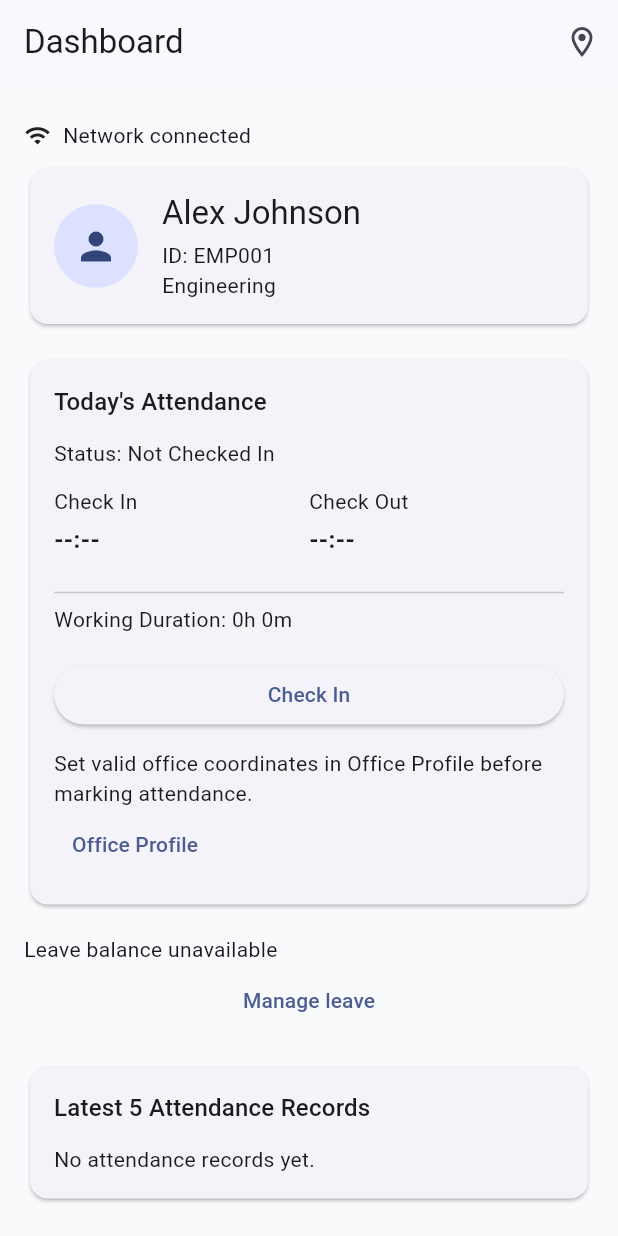
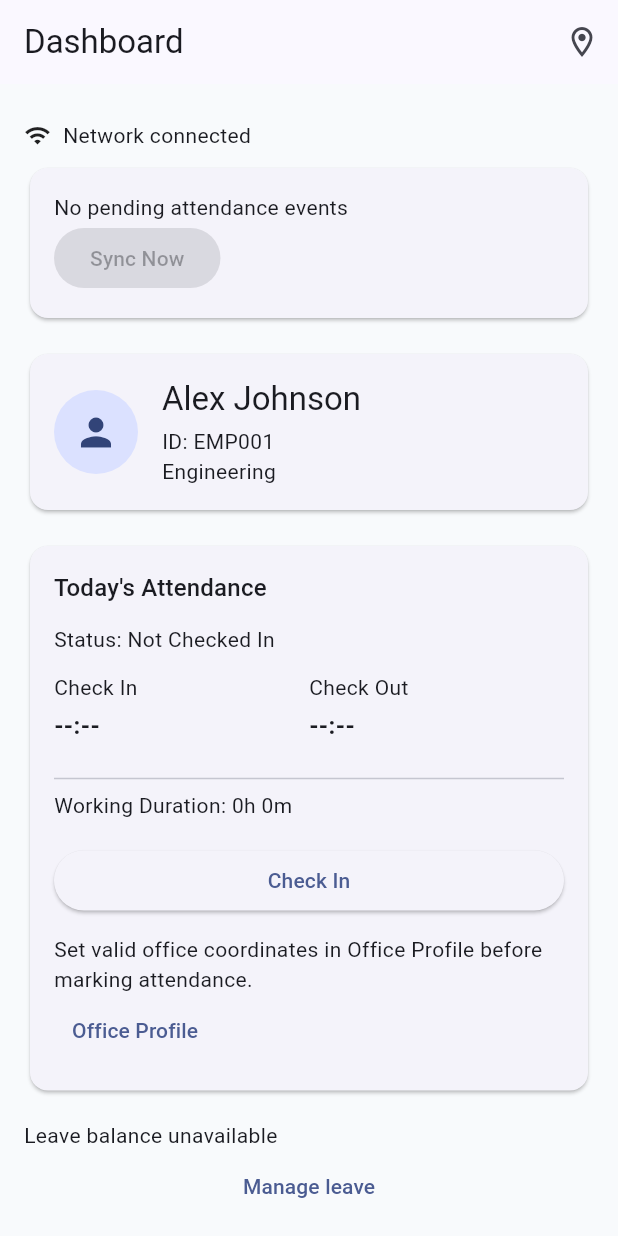
Before and after one commit to Safalks11/rebs-hrms-flutter-assignment, a Flutter app: the screen it shows after launch, after a tap on "Check In", on a phone screen of 412 x 824 dp. Run offline on Flutter 3.47's test engine with Material 3 defaults, Android fonts, the phone set to English and light mode, and no system bars; our stand-ins replace connectivity_plus, geolocator, get, sqflite; accounts and stored records are empty.

Commit message:
add pending attendance count and sync status to dashboard

```diff
--- a/lib/features/attendance/services/attendance_store.dart
+++ b/lib/features/attendance/services/attendance_store.dart
@@ -11,6 +11,14 @@ class AttendanceStoreException implements Exception {
 class AttendanceStore {
   final AppDatabase database;
   AttendanceStore(this.database);
+
+  Future<int> countPendingEvents(String employeeId) async {
+    final rows = await (await database.db).rawQuery(
+      'SELECT COUNT(*) AS total FROM attendance_events WHERE employee_id = ? AND sync_status = ?',
+      [employeeId, 'pending'],
+    );
+    return rows.single['total'] as int;
+  }
 
   Future<void> saveEvent(AttendanceEvent event) async {
     if (event.companyDate != CompanyTime.attendanceDateKey(event.timestamp) ||
--- a/lib/features/dashboard/bindings/dashboard_binding.dart
+++ b/lib/features/dashboard/bindings/dashboard_binding.dart
@@ -1,4 +1,7 @@
 import 'package:get/get.dart';
+
+import '../../../core/services/connectivity_service.dart';
+
 import 'package:rebs_hrms_assignment/features/attendance/services/attendance_location_service.dart';
 import 'package:rebs_hrms_assignment/features/attendance/services/attendance_store.dart';
 import 'package:rebs_hrms_assignment/features/dashboard/controllers/dashboard_controller.dart';
@@ -10,6 +13,7 @@ class DashboardBinding extends Bindings {
       () => DashboardController(
         Get.find<AttendanceLocationService>(),
         Get.find<AttendanceStore>(),
+        Get.find<ConnectivityService>(),
       ),
     );
   }
--- a/lib/features/dashboard/controllers/dashboard_controller.dart
+++ b/lib/features/dashboard/controllers/dashboard_controller.dart
@@ -11,14 +11,21 @@ import 'package:rebs_hrms_assignment/features/attendance/services/attendance_sto
 import 'package:rebs_hrms_assignment/features/dashboard/models/employee_model.dart';
 import 'package:uuid/uuid.dart';
 
+import '../../../core/services/connectivity_service.dart';
+
 class DashboardController extends GetxController with WidgetsBindingObserver {
   final AttendanceLocationService _locationService;
   final AttendanceStore _attendanceStore;
   final DateTime Function() _now;
+  final ConnectivityService connectivity;
+  final pendingCount = RxnInt();
+  final checkingSync = false.obs;
+  final syncMessage = RxnString();
 
   DashboardController(
     this._locationService,
-    this._attendanceStore, {
+    this._attendanceStore,
+    this.connectivity, {
     DateTime Function()? now,
   }) : _now = now ?? DateTime.now;
 
@@ -80,7 +87,10 @@ class DashboardController extends GetxController with WidgetsBindingObserver {
       }
     } finally {
       _isRefreshingAttendance = false;
-      if (!isClosed) isLoading.value = false;
+      if (!isClosed) {
+        await refreshPendingCount();
+        isLoading.value = false;
+      }
     }
   }
 
@@ -152,6 +162,7 @@ class DashboardController extends GetxController with WidgetsBindingObserver {
         ),
       );
       attendanceSaved = true;
+      await refreshPendingCount();
       await _loadAttendance();
       if (!isClosed) {
         actionMessage.value = checkingIn
@@ -178,6 +189,50 @@ class DashboardController extends GetxController with WidgetsBindingObserver {
           unawaited(refreshAttendance());
         }
       }
+    }
+  }
+
+  Future<void> refreshPendingCount() async {
+    try {
+      final count = await _attendanceStore.countPendingEvents(employee.id);
+      if (!isClosed) {
+        pendingCount.value = count;
+        syncMessage.value = null;
+      }
+    } catch (_) {
+      if (!isClosed) {
+        pendingCount.value = null;
+        syncMessage.value = 'Could not read pending attendance. Please retry.';
+      }
+    }
+  }
+
+  Future<void> syncNow() async {
+    if (isClosed ||
+        checkingSync.value ||
+        isLoading.value ||
+        isMarkingAttendance.value) {
+      return;
+    }
+    checkingSync.value = true;
+    try {
+      await refreshPendingCount();
+      if (isClosed || pendingCount.value == null) return;
+      if (pendingCount.value == 0) {
+        syncMessage.value = 'No pending attendance events.';
+        return;
+      }
+      final status = await connectivity.checkNow();
+      if (isClosed) return;
+      syncMessage.value = switch (status) {
+        NetworkStatus.disconnected =>
+          'Connect to a network to sync attendance.',
+        NetworkStatus.unknown =>
+          'Could not check network status. Please retry.',
+        NetworkStatus.connected => 'Sync is not available yet. Your attendance remains saved on this device.',
+      };
+    } finally {
+      if (!isClosed) checkingSync.value = false;
     }
   }
 
--- a/lib/features/dashboard/views/dashboard_view.dart
+++ b/lib/features/dashboard/views/dashboard_view.dart
@@ -8,7 +8,6 @@ import 'package:rebs_hrms_assignment/features/dashboard/widgets/leave_balance_ca
 import 'package:rebs_hrms_assignment/features/dashboard/widgets/recent_attendance_card.dart';
 
 import '../../../core/widgets/network_indicator.dart';
-
 import '../../leave/models/leave_request.dart';
 import '../../leave/services/leave_repository.dart';
 
@@ -34,6 +33,51 @@ class DashboardScreen extends GetView<DashboardController> {
           crossAxisAlignment: CrossAxisAlignment.stretch,
           children: [
             const NetworkIndicator(),
+            Obx(
+              () => Card(
+                child: Padding(
+                  padding: const EdgeInsets.all(16),
+                  child: Column(
+                    crossAxisAlignment: CrossAxisAlignment.start,
+                    children: [
+                      Text(
+                        controller.isLoading.value
+                            ? 'Loading pending attendance…'
+                            : controller.pendingCount.value == null
+                            ? 'Pending attendance unavailable'
+                            : controller.pendingCount.value == 0
+                            ? 'No pending attendance events'
+                            : '${controller.pendingCount.value} attendance events pending sync',
+                      ),
+                      if (controller.syncMessage.value != null)
+                        Text(controller.syncMessage.value!),
+                      FilledButton(
+                        onPressed:
+                            controller.isLoading.value ||
+                                controller.checkingSync.value ||
+                                controller.isMarkingAttendance.value ||
+                                controller.pendingCount.value == null ||
+                                controller.pendingCount.value == 0
+                            ? null
+                            : controller.syncNow,
+                        child: Text(
+                          controller.checkingSync.value
+                              ? 'Checking…'
+                              : 'Sync Now',
+                        ),
+                      ),
+                      if (controller.pendingCount.value == null &&
+                          !controller.isLoading.value)
+                        TextButton(
+                          onPressed: controller.refreshAttendance,
+                          child: const Text('Retry'),
+                        ),
+                    ],
+                  ),
+                ),
+              ),
+            ),
+            const SizedBox(height: 16),
             EmployeeCard(employee: controller.employee),
             const SizedBox(height: 16),
             Obx(() {
```
